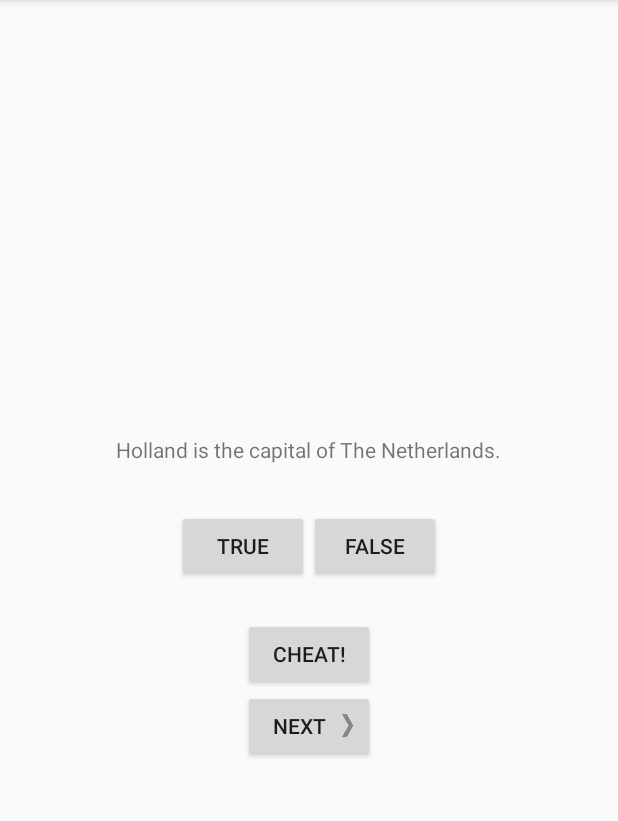
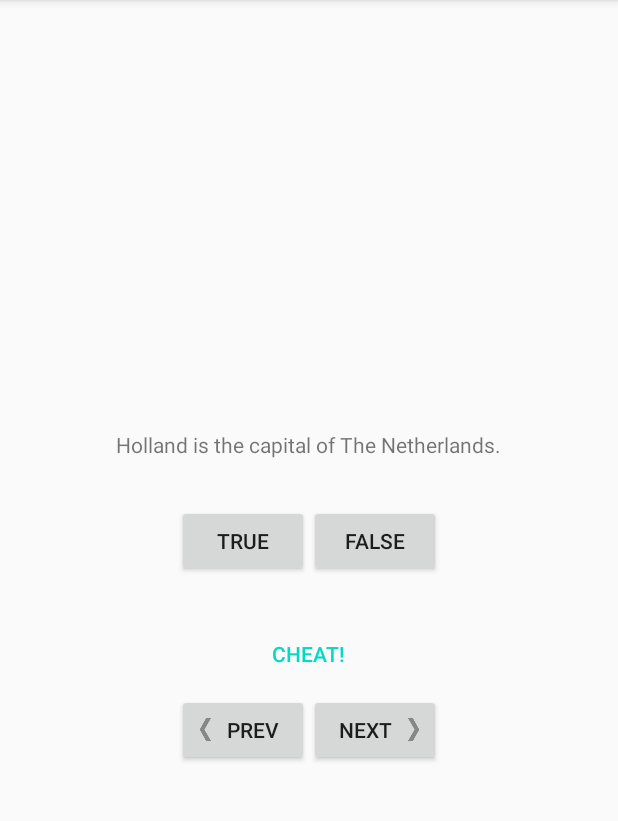
Before and after one commit to rleee/GeoQuiz, an Android app: the screen it shows after launch (MainActivity), on a phone screen of 412 x 824 dp, the part 84-905 px from its top. Run offline under Robolectric (Android 15) with nearby library versions, the phone set to English and light mode, and no system bars.

Commit message:
add previous button

```diff
--- a/app/src/main/java/com/drdlee/geoquiz/MainActivity.kt
+++ b/app/src/main/java/com/drdlee/geoquiz/MainActivity.kt
@@ -25,6 +25,7 @@ class MainActivity : AppCompatActivity() {
     private lateinit var trueButton: Button
     private lateinit var falseButton: Button
     private lateinit var nextButton: Button
+    private lateinit var prevButton: Button
     private lateinit var cheatButton: Button
 
     private val quizViewModel: QuizViewModel by lazy {
@@ -44,6 +45,7 @@ class MainActivity : AppCompatActivity() {
         trueButton = findViewById(R.id.true_button)
         falseButton = findViewById(R.id.false_button)
         nextButton = findViewById(R.id.next_button)
+        prevButton = findViewById(R.id.prev_button)
         cheatButton = findViewById(R.id.cheat_button)
 
         trueButton.setOnClickListener {
@@ -56,6 +58,11 @@ class MainActivity : AppCompatActivity() {
 
         nextButton.setOnClickListener {
             quizViewModel.moveToNext()
+            updateQuestion()
+        }
+
+        prevButton.setOnClickListener {
+            quizViewModel.moveToPrev()
             updateQuestion()
         }
 
--- a/app/src/main/java/com/drdlee/geoquiz/Question.kt
+++ b/app/src/main/java/com/drdlee/geoquiz/Question.kt
@@ -2,4 +2,4 @@ package com.drdlee.geoquiz
 
 import androidx.annotation.StringRes
 
-data class Question(@StringRes val textResId: Int, val answer: Boolean )
+data class Question(@StringRes val textResId: Int, val answer: Boolean)
--- a/app/src/main/java/com/drdlee/geoquiz/QuizViewModel.kt
+++ b/app/src/main/java/com/drdlee/geoquiz/QuizViewModel.kt
@@ -1,6 +1,5 @@
 package com.drdlee.geoquiz
 
-import android.util.Log
 import androidx.lifecycle.ViewModel
 
 private const val TAG = "QuizViewModel"
@@ -29,4 +28,11 @@ class QuizViewModel: ViewModel() {
         currentIndex = (currentIndex + 1) % questionBank.size
     }
 
+    fun moveToPrev() {
+        currentIndex = when (currentIndex) {
+            0 -> questionBank.lastIndex
+            else -> currentIndex - 1
+        }
+    }
+
 }
--- a/app/src/main/res/layout-land/activity_main.xml
+++ b/app/src/main/res/layout-land/activity_main.xml
@@ -43,7 +43,15 @@
         android:id="@+id/cheat_button"
         android:layout_width="wrap_content"
         android:layout_height="wrap_content"
-        android:text="@string/cheat_button"/>
+        android:text="@string/cheat_button"
+        style="?android:attr/buttonBarButtonStyle"/>
+
+    <Button
+        android:id="@+id/prev_button"
+        android:layout_width="wrap_content"
+        android:layout_height="wrap_content"
+        android:text="@string/prev_button"
+        android:drawableStart="@drawable/arrow_left"/>
 
     <Button
         android:id="@+id/next_button"
--- a/app/src/main/res/layout/activity_main.xml
+++ b/app/src/main/res/layout/activity_main.xml
@@ -38,13 +38,28 @@
         android:id="@+id/cheat_button"
         android:layout_width="wrap_content"
         android:layout_height="wrap_content"
-        android:text="@string/cheat_button"/>
+        android:text="@string/cheat_button"
+        style="?android:attr/buttonBarButtonStyle"/>
 
-    <Button
-        android:id="@+id/next_button"
+    <LinearLayout
         android:layout_width="wrap_content"
-        android:layout_height="wrap_content"
-        android:text="@string/next_button"
-        android:drawableEnd="@drawable/arrow_right"/>
+        android:layout_height="wrap_content">
+
+        <Button
+            android:id="@+id/prev_button"
+            android:layout_width="wrap_content"
+            android:layout_height="wrap_content"
+            android:text="@string/prev_button"
+            android:drawableStart="@drawable/arrow_left"/>
+
+        <Button
+            android:id="@+id/next_button"
+            android:layout_width="wrap_content"
+            android:layout_height="wrap_content"
+            android:text="@string/next_button"
+            android:drawableEnd="@drawable/arrow_right"/>
+
+    </LinearLayout>
+
 
 </LinearLayout>
```
